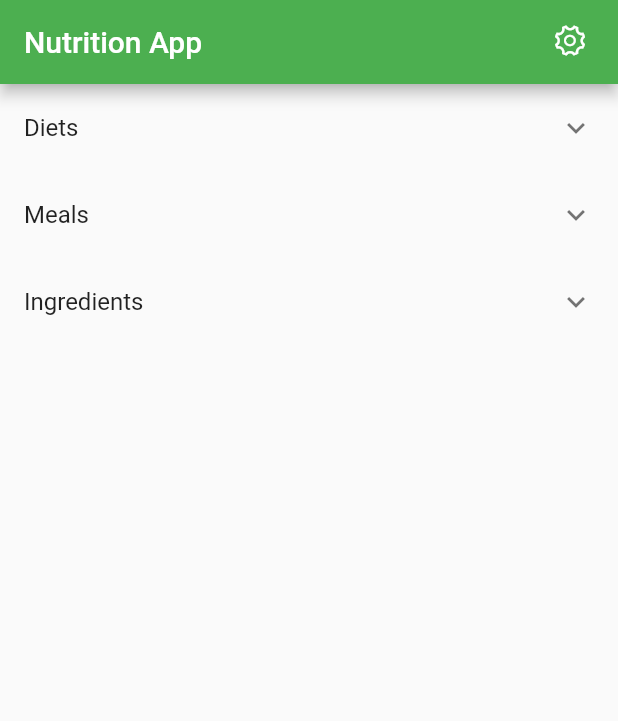
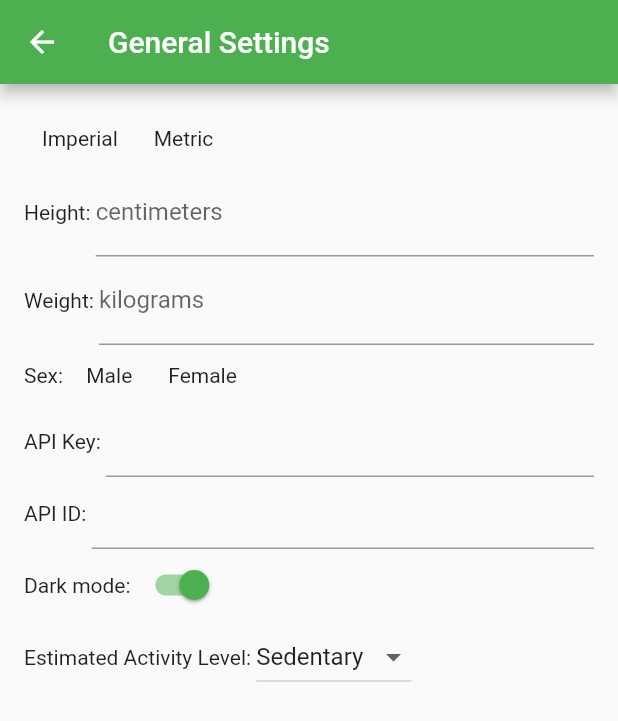
Before and after one commit to SimpleTheory/meal-planner, a Flutter app: the screen it shows after launch, after a tap on an icon or button, on a phone screen of 412 x 824 dp. Shown: the top 721 px of the screen. Run offline on Flutter 3.47's test engine with Material 2 defaults, Android fonts, the phone set to English and light mode, and no system bars; our stand-ins replace bloc, dio, flutter_bloc; missing offline and left inert: ari_utils, beautiful_soup_dart, client_cookie, dataclasses.

Commit message:
global settings template done

```diff
--- a/lib/domain/nutrtion_app_domain.dart
+++ b/lib/domain/nutrtion_app_domain.dart
@@ -206,6 +206,7 @@ class Diet {
   String name;
   List<Day> days;
   DRIS dris;
+  // TODO persistent shopping list with categories
 
   Nutrients get averageNutrition {
     final dayNut = days.map((e) => e.nutrients);
--- a/lib/main.dart
+++ b/lib/main.dart
@@ -1,7 +1,7 @@
 import 'package:flutter/material.dart';
 import 'package:flutter_bloc/flutter_bloc.dart';
 import 'package:nutrition_app/blocs/navigation/navigation_bloc.dart';
-import 'package:nutrition_app/screens/general_settings.dart';
+import 'package:nutrition_app/screens/index.dart';
 
 void main() {
   runApp(const MyApp());
@@ -25,6 +25,7 @@ class MyApp extends StatelessWidget {
         ),
         darkTheme: ThemeData.dark(),
         home: const IndexPage(),
+        debugShowCheckedModeBanner: false,
       ),
     );
   }
--- a/lib/screens/general_settings.dart
+++ b/lib/screens/general_settings.dart
@@ -1,43 +1,116 @@
-import 'package:flutter/cupertino.dart';
 import 'package:flutter/material.dart';
+import 'package:flutter/services.dart';
 
-class IndexPage extends StatelessWidget {
-  const IndexPage({Key? key}) : super(key: key);
+
+class GeneralSettingsPage extends StatelessWidget {
+  const GeneralSettingsPage({Key? key}) : super(key: key);
 
   @override
   Widget build(BuildContext context) {
     // Wrap with bloc
     return Scaffold(
-      appBar: AppBar(
-        title: const Text('Nutrition App'),
-        actions: [
-          Padding(
-            padding: const EdgeInsets.fromLTRB(0, 6, 8, 8),
-            child: IconButton(icon: const Icon(CupertinoIcons.gear), onPressed: (){},))
+        appBar: AppBar(title: const Text('General Settings')),
+        body: Padding(
+          padding: const EdgeInsets.all(16.0),
+          child: Column(
+            children: [
+              Row(
+                children: [
+                  InkWell(
+                    onTap: (){},
+                    child: Container(
+                        padding: const EdgeInsets.all(12),
+                        child: Text('Imperial')),
+                  ),
+                  InkWell(
+                    onTap: (){},
+                    child: Container(
+                        padding: const EdgeInsets.all(12),
+                        child: Text('Metric')),
+                  )
                 ],
               ),
-      body: Column(
-        children: const [
-          ExpansionTile(
-              title: Text('Diets'),
+              Row(
                 children: [
-                // TODO: List tile widget for all diets
+                  Text('Height: '),
+                  Flexible(
+                    child: TextField(
+                      decoration: InputDecoration(
+                        labelText: 'centimeters',
+                      ),
+                      keyboardType: TextInputType.number,
+                      inputFormatters: <TextInputFormatter>[
+                          FilteringTextInputFormatter.digitsOnly
+                        ]
+                    ),
+                  )
                   ],
               ),
-          ExpansionTile(
-              title: Text('Meals'),
+              Row(
                 children: [
-                // TODO: List tile widget for all meals
+                  Text('Weight: '),
+                  Flexible(
+                    child: TextField(
+                      decoration: InputDecoration(
+                        labelText: 'kilograms',
+                      ),
+                      keyboardType: TextInputType.number,
+                      inputFormatters: <TextInputFormatter>[
+                          FilteringTextInputFormatter.digitsOnly
+                        ]
+                    ),
+                  )
                   ],
               ),
-          ExpansionTile(
-              title: Text('Ingredients'),
+              Row(
                 children: [
-                // TODO: List tile widget for all ingredients
+                  Text('Sex: '),
+                  InkWell(
+                    onTap: (){},
+                    child: Container(
+                        padding: const EdgeInsets.all(12),
+                        child: Text('Male')),
+                  ),
+                  InkWell(
+                    onTap: (){},
+                    child: Container(
+                        padding: const EdgeInsets.all(12),
+                        child: Text('Female')),
+                  ),
+                ],
+              ),
+              Row(
+                children: [
+                  Text('API Key: '),
+                  Flexible(child: TextField())
+                ],
+              ),
+              Row(
+                children: [
+                  Text('API ID: '),
+                  Flexible(child: TextField())
+                ],
+              ),
+              Row(
+                children: [
+                  Text('Dark mode: '),
+                  /// Default = settings dark mode (which will be sys pref) onChange updates settings,
+                  Switch(value: true, onChanged: (val)=>!val),
+                ],
+              ),
+              Row(
+                children: [
+                  Text('Estimated Activity Level: '),
+                  DropdownButton<String>(
+                    value: 'Sedentary',
+                    onChanged: (String? activityLevel) {},
+                    items: <String>['Sedentary', 'Low Active', 'Active', 'Very Active'].map<DropdownMenuItem<String>>(
+                            (String value) => DropdownMenuItem<String>(value: value, child: Text(value))).toList())
                 ],
               ),
             ],
           ),
+        )
     );
   }
 }
--- a/lib/screens/index.dart
+++ b/lib/screens/index.dart
@@ -0,0 +1,46 @@
+import 'package:flutter/cupertino.dart';
+import 'package:flutter/material.dart';
+import 'package:nutrition_app/screens/general_settings.dart';
+
+class IndexPage extends StatelessWidget {
+  const IndexPage({Key? key}) : super(key: key);
+
+  @override
+  Widget build(BuildContext context) {
+    // Wrap with bloc
+    return Scaffold(
+      appBar: AppBar(
+        title: const Text('Nutrition App'),
+        actions: [
+          Padding(
+              padding: const EdgeInsets.fromLTRB(0, 6, 8, 8),
+              child: IconButton(icon: const Icon(CupertinoIcons.gear), onPressed: (){Navigator.push(context, MaterialPageRoute(builder: (context) => const GeneralSettingsPage()));},))
+        ],
+      ),
+      body: SingleChildScrollView(
+        child: Column(
+          children: const [
+            ExpansionTile(
+              title: Text('Diets'),
+              children: [
+                // TODO: List tile widget for all diets
+              ],
+            ),
+            ExpansionTile(
+              title: Text('Meals'),
+              children: [
+                // TODO: List tile widget for all meals
+              ],
+            ),
+            ExpansionTile(
+              title: Text('Ingredients'),
+              children: [
+                // TODO: List tile widget for all ingredients
+              ],
+            ),
+          ],
+        ),
+      ),
+    );
+  }
+}
```
Lines whose indentation alone changed are shown as unchanged.
